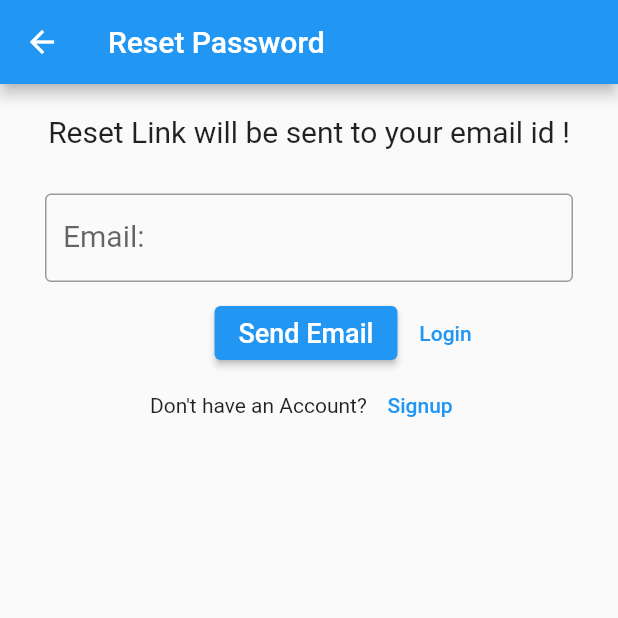
After one commit to saguftaparveen/checkin_project, a Flutter app: the screen it shows after launch, after a tap on "Forgot Password ?", on a phone screen of 412 x 824 dp, the top half of it. The commit adds this screen. Run offline on Flutter 3.47's test engine with Material 2 defaults, Android fonts, the phone set to English and light mode, and no system bars; our stand-ins replace cloud_firestore, firebase_auth, firebase_core, geocoding, geolocator; accounts and stored records are empty; network calls fail.

Commit message:
forgotpassword

```diff
--- /dev/null
+++ b/lib/forgetpassword.dart
@@ -0,0 +1,170 @@
+import 'package:checkin_project/signup.dart';
+import 'package:firebase_auth/firebase_auth.dart';
+import 'package:flutter/material.dart';
+
+import 'loginpage.dart';
+
+class ForgotPassword extends StatefulWidget {
+  ForgotPassword({Key? key}) : super(key: key);
+
+  @override
+  _ForgotPasswordState createState() => _ForgotPasswordState();
+}
+
+class _ForgotPasswordState extends State<ForgotPassword> {
+  final _formKey = GlobalKey<FormState>();
+
+  var email = "";
+
+  // Create a text controller and use it to retrieve the current value
+  // of the TextField.
+  final emailController = TextEditingController();
+
+  @override
+  void dispose() {
+    // Clean up the controller when the widget is disposed.
+    emailController.dispose();
+    super.dispose();
+  }
+
+  resetPassword() async {
+    try {
+      await FirebaseAuth.instance.sendPasswordResetEmail(email: email);
+      ScaffoldMessenger.of(context).showSnackBar(
+        SnackBar(
+          backgroundColor: Colors.orangeAccent,
+          content: Text(
+            'Password Reset Email has been sent !',
+            style: TextStyle(fontSize: 18.0),
+          ),
+        ),
+      );
+    } on FirebaseAuthException catch (e) {
+      if (e.code == 'user-not-found') {
+        print('No user found for that email.');
+        ScaffoldMessenger.of(context).showSnackBar(
+          SnackBar(
+            backgroundColor: Colors.orangeAccent,
+            content: Text(
+              'No user found for that email.',
+              style: TextStyle(fontSize: 18.0),
+            ),
+          ),
+        );
+      }
+    }
+  }
+
+  @override
+  Widget build(BuildContext context) {
+    return Scaffold(
+      appBar: AppBar(
+        title: Text("Reset Password"),
+      ),
+      body: Column(
+        children: [
+          Container(
+            margin: EdgeInsets.only(top: 20.0),
+            child: Text(
+              'Reset Link will be sent to your email id !',
+              style: TextStyle(fontSize: 20.0),
+            ),
+          ),
+          Expanded(
+            child: Form(
+              key: _formKey,
+              child: Padding(
+                padding: EdgeInsets.symmetric(vertical: 20, horizontal: 30),
+                child: ListView(
+                  children: [
+                    Container(
+                      margin: EdgeInsets.symmetric(vertical: 10.0),
+                      child: TextFormField(
+                        autofocus: false,
+                        decoration: InputDecoration(
+                          labelText: 'Email: ',
+                          labelStyle: TextStyle(fontSize: 20.0),
+                          border: OutlineInputBorder(),
+                          errorStyle:
+                              TextStyle(color: Colors.redAccent, fontSize: 15),
+                        ),
+                        controller: emailController,
+                        validator: (value) {
+                          if (value == null || value.isEmpty) {
+                            return 'Please Enter Email';
+                          } else if (!value.contains('@')) {
+                            return 'Please Enter Valid Email';
+                          }
+                          return null;
+                        },
+                      ),
+                    ),
+                    Container(
+                      margin: EdgeInsets.only(left: 60.0),
+                      child: Row(
+                        mainAxisAlignment: MainAxisAlignment.center,
+                        children: [
+                          ElevatedButton(
+                            onPressed: () {
+                              // Validate returns true if the form is valid, otherwise false.
+                              if (_formKey.currentState!.validate()) {
+                                setState(() {
+                                  email = emailController.text;
+                                });
+                                resetPassword();
+                              }
+                            },
+                            child: Text(
+                              'Send Email',
+                              style: TextStyle(fontSize: 18.0),
+                            ),
+                          ),
+                          TextButton(
+                            onPressed: () => {
+                              Navigator.pushAndRemoveUntil(
+                                  context,
+                                  PageRouteBuilder(
+                                    pageBuilder: (context, a, b) => LoginPage(),
+                                    transitionDuration: Duration(seconds: 0),
+                                  ),
+                                  (route) => false)
+                            },
+                            child: Text(
+                              'Login',
+                              style: TextStyle(fontSize: 14.0),
+                            ),
+                          ),
+                        ],
+                      ),
+                    ),
+                    Container(
+                      child: Row(
+                        mainAxisAlignment: MainAxisAlignment.center,
+                        children: [
+                          Text("Don't have an Account? "),
+                          TextButton(
+                              onPressed: () => {
+                                    Navigator.pushAndRemoveUntil(
+                                        context,
+                                        PageRouteBuilder(
+                                          pageBuilder: (context, a, b) =>
+                                              SignUpPage(),
+                                          transitionDuration:
+                                              Duration(seconds: 0),
+                                        ),
+                                        (route) => false)
+                                  },
+                              child: Text('Signup'))
+                        ],
+                      ),
+                    )
+                  ],
+                ),
+              ),
+            ),
+          ),
+        ],
+      ),
+    );
+  }
+}
--- a/lib/loginpage.dart
+++ b/lib/loginpage.dart
@@ -5,6 +5,7 @@ import 'package:flutter/material.dart';
 
 import '../home.dart';
 import 'authentication.dart';
+import 'forgetpassword.dart';
 
 class LoginPage extends StatefulWidget {
   LoginPage({Key? key}) : super(key: key);
@@ -80,6 +81,27 @@ class _LoginPageState extends State<LoginPage> {
                           ),
                         ),
                       ),
+                      Align(
+                        alignment: Alignment.centerRight,
+                        child: TextButton(
+                          onPressed: () => {
+                            Navigator.push(
+                              context,
+                              MaterialPageRoute(
+                                builder: (context) => ForgotPassword(),
+                              ),
+                            )
+                          },
+                          child: Text(
+                            'Forgot Password ?',
+                            style: TextStyle(
+                                color: Theme.of(context).primaryColor,
+                                fontSize:
+                                    MediaQuery.of(context).textScaleFactor *
+                                        17),
+                          ),
+                        ),
+                      ),
                       SizedBox(
                         height: size.height * 0.025,
                       ),
--- a/lib/user_home.dart
+++ b/lib/user_home.dart
@@ -17,6 +17,7 @@ var display = "";
 var current_latitude;
 var current_longitude;
 var distancebetween;
+// var value = UserSetting.widget.dropdownvalue;
 
 class _UserHomeState extends State<UserHome> {
   @override
```
